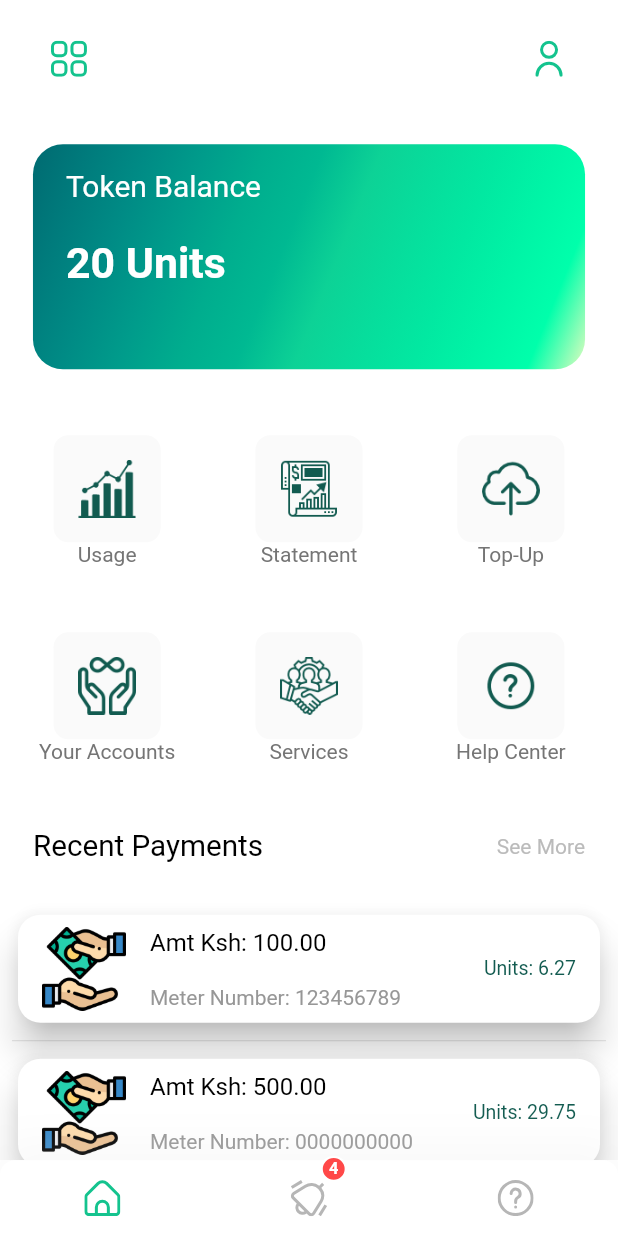
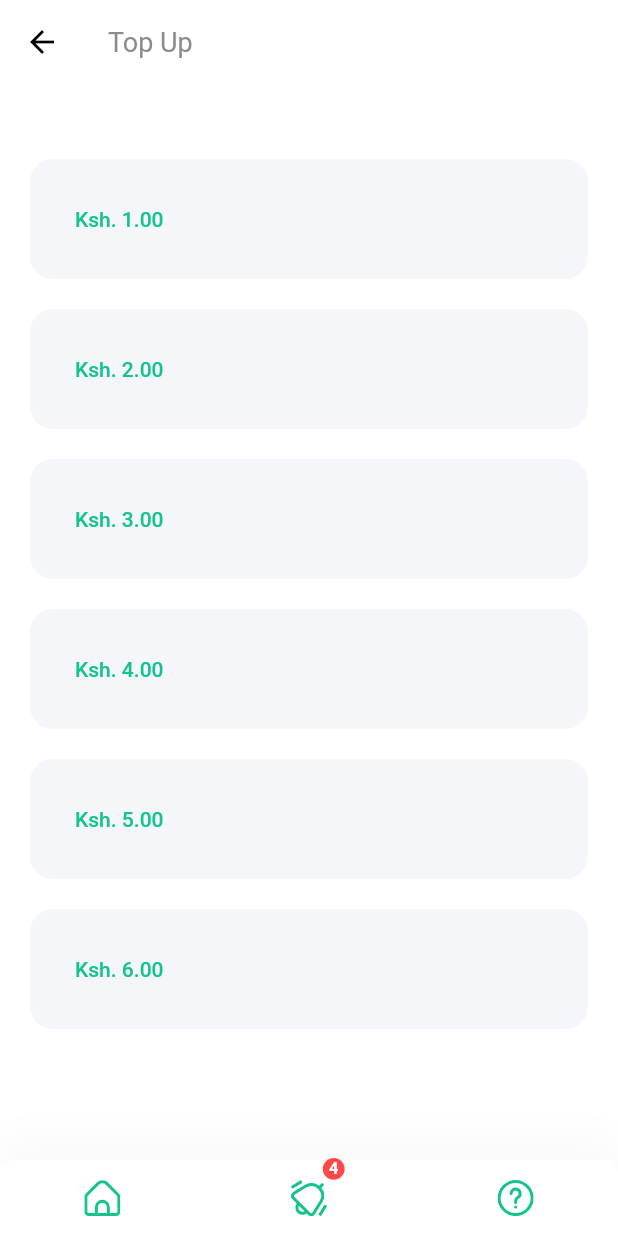
Before and after one commit to lynnemunini/easylight, a Flutter app: the HomeScreen screen opened by its route, after a tap on "Top-Up", on a phone screen of 412 x 824 dp. Run offline on Flutter 3.47's test engine with Material 2 defaults, Android fonts, the phone set to English and light mode, and no system bars; our stand-ins replace flutter_svg; missing offline and left inert: mpesa_flutter_plugin; Roboto replaces fonts that are missing (poppins).

Commit message:
Add top up screens with amounts

```diff
--- a/lib/routes.dart
+++ b/lib/routes.dart
@@ -5,6 +5,7 @@ import 'package:token_app/screens/profile/profile_screen.dart';
 import 'package:token_app/screens/sign_in/sign_in_screen.dart';
 import 'package:token_app/screens/splash/splash_screen.dart';
 import 'screens/sign_up/sign_up_screen.dart';
+import 'screens/top_amount/top_screen.dart';
 
 // All routes are available here
 final Map<String, WidgetBuilder> routes = {
@@ -13,5 +14,6 @@ final Map<String, WidgetBuilder> routes = {
   SignUpScreen.routeName: (context) => SignUpScreen(),
   HomeScreen.routeName: (context) => HomeScreen(),
   ProfileScreen.routeName: (context) => ProfileScreen(),
-  SplashScreen.routeName: (context) => SplashScreen()
+  SplashScreen.routeName: (context) => SplashScreen(),
+  TopUpScreen.routeName: (context) => TopUpScreen()
 };
--- a/lib/screens/home/components/categories.dart
+++ b/lib/screens/home/components/categories.dart
@@ -1,10 +1,8 @@
 import 'package:flutter/material.dart';
-//import 'package:flutter_svg/flutter_svg.dart';
-import 'package:mpesa_flutter_plugin/mpesa_flutter_plugin.dart';
+import 'package:token_app/screens/top_amount/top_screen.dart';
 
 import '../../../size_config.dart';
 import '../../../constants.dart';
-import 'dart:async';
 
 class CategoryCard extends StatelessWidget {
   const CategoryCard({
@@ -48,37 +46,6 @@ class CategoryCard extends StatelessWidget {
 }
 
 class Categories extends StatelessWidget {
-  // Method that will initiate Mpesa Payment
-  Future<void> lipaNaMpesa() async {
-    dynamic transactionInitialisation;
-    try {
-      transactionInitialisation =
-          await MpesaFlutterPlugin.initializeMpesaSTKPush(
-              businessShortCode: "174379",
-              transactionType: TransactionType.CustomerPayBillOnline,
-              amount: 1.0,
-              partyA: "254790901668",
-              partyB: "174379",
-              //Lipa na Mpesa Online ShortCode
-              callBackURL: Uri(
-                  scheme: "https",
-                  host: "mpesa-requestbin.herokuapp.com",
-                  path: "/10tpvzc1"),
-              //This url has been generated from http://mpesa-requestbin.herokuapp.com/?ref=hackernoon.com for test purposes
-              accountReference: "EasyLight",
-              phoneNumber: "254790901668",
-              baseUri: Uri(scheme: "https", host: "sandbox.safaricom.co.ke"),
-              transactionDesc: "purchase",
-              passKey:
-                  "bfb279f9aa9bdbcf158e97dd71a467cd2e0c893059b10f78e6b72ada1ed2c919");
-      //This passkey has been generated from Test Credentials from Safaricom Portal
-      print("TRANSACTION RESULT: " + transactionInitialisation.toString());
-      return transactionInitialisation;
-    } catch (e) {
-      print("CAUGHT EXCEPTION: " + e.toString());
-    }
-  }
-
   @override
   Widget build(BuildContext context) {
     List<Map<String, dynamic>> categories = [
@@ -99,8 +66,7 @@ class Categories extends StatelessWidget {
             text: categories[index]["text"],
             press: () {
               if (categories[index]["text"] == "Top-Up") {
-                // Call lipaNaMpesa method to initiate Mpesa Payment
-                lipaNaMpesa();
+                Navigator.pushNamed(context, TopUpScreen.routeName);
               }
             },
           ),
--- /dev/null
+++ b/lib/screens/top_amount/components/body.dart
@@ -0,0 +1,85 @@
+import 'package:flutter/material.dart';
+import 'menu.dart';
+import 'package:mpesa_flutter_plugin/mpesa_flutter_plugin.dart';
+import 'dart:async';
+
+class Body extends StatelessWidget {
+  // Method that will initiate Mpesa Payment
+  Future<void> lipaNaMpesa() async {
+    dynamic transactionInitialisation;
+    try {
+      transactionInitialisation =
+          await MpesaFlutterPlugin.initializeMpesaSTKPush(
+              businessShortCode: "174379",
+              transactionType: TransactionType.CustomerPayBillOnline,
+              amount: 1.0,
+              partyA: "254790901668",
+              partyB: "174379",
+              //Lipa na Mpesa Online ShortCode
+              callBackURL: Uri(
+                  scheme: "https",
+                  host: "mpesa-requestbin.herokuapp.com",
+                  path: "/10tpvzc1"),
+              //This url has been generated from http://mpesa-requestbin.herokuapp.com/?ref=hackernoon.com for test purposes
+              accountReference: "EasyLight",
+              phoneNumber: "254790901668",
+              baseUri: Uri(scheme: "https", host: "sandbox.safaricom.co.ke"),
+              transactionDesc: "purchase",
+              passKey:
+                  "bfb279f9aa9bdbcf158e97dd71a467cd2e0c893059b10f78e6b72ada1ed2c919");
+      //This passkey has been generated from Test Credentials from Safaricom Portal
+      print("TRANSACTION RESULT: " + transactionInitialisation.toString());
+      return transactionInitialisation;
+    } catch (e) {
+      print("CAUGHT EXCEPTION: " + e.toString());
+    }
+  }
+
+  @override
+  Widget build(BuildContext context) {
+    return SingleChildScrollView(
+      padding: EdgeInsets.symmetric(vertical: 20),
+      child: Column(
+        children: [
+          SizedBox(height: 20),
+          AmountCard(
+            text: "Ksh. 1.00",
+            press: () => {
+              lipaNaMpesa(),
+            },
+          ),
+          AmountCard(
+            text: "Ksh. 2.00",
+            press: () {
+              lipaNaMpesa();
+            },
+          ),
+          AmountCard(
+            text: "Ksh. 3.00",
+            press: () {
+              lipaNaMpesa();
+            },
+          ),
+          AmountCard(
+            text: "Ksh. 4.00",
+            press: () {
+              lipaNaMpesa();
+            },
+          ),
+          AmountCard(
+            text: "Ksh. 5.00",
+            press: () {
+              lipaNaMpesa();
+            },
+          ),
+          AmountCard(
+            text: "Ksh. 6.00",
+            press: () {
+              lipaNaMpesa();
+            },
+          ),
+        ],
+      ),
+    );
+  }
+}
--- /dev/null
+++ b/lib/screens/top_amount/components/menu.dart
@@ -0,0 +1,37 @@
+import 'package:flutter/material.dart';
+
+import '../../../constants.dart';
+
+class AmountCard extends StatelessWidget {
+  const AmountCard({
+    Key? key,
+    required this.text,
+    this.press,
+  }) : super(key: key);
+
+  final String text;
+  final VoidCallback? press;
+
+  @override
+  Widget build(BuildContext context) {
+    return Padding(
+      padding: EdgeInsets.symmetric(horizontal: 20, vertical: 10),
+      child: TextButton(
+        style: TextButton.styleFrom(
+          primary: kPrimaryColor,
+          padding: EdgeInsets.all(20),
+          shape:
+              RoundedRectangleBorder(borderRadius: BorderRadius.circular(15)),
+          backgroundColor: Color(0xFFF5F6F9),
+        ),
+        onPressed: press,
+        child: Row(
+          children: [
+            SizedBox(width: 10, height: 40),
+            Expanded(child: Text(text)),
+          ],
+        ),
+      ),
+    );
+  }
+}
--- /dev/null
+++ b/lib/screens/top_amount/top_screen.dart
@@ -0,0 +1,19 @@
+import 'package:flutter/material.dart';
+import 'package:token_app/components/custom_bottom_nav_bar.dart';
+import 'package:token_app/enums.dart';
+
+import 'components/body.dart';
+
+class TopUpScreen extends StatelessWidget {
+  static String routeName = "/top_up";
+  @override
+  Widget build(BuildContext context) {
+    return Scaffold(
+      appBar: AppBar(
+        title: Text("Top Up"),
+      ),
+      body: Body(),
+      bottomNavigationBar: CustomBottomNavBar(selectedMenu: MenuState.profile),
+    );
+  }
+}
```
Also changed, not shown: 1 other file.
